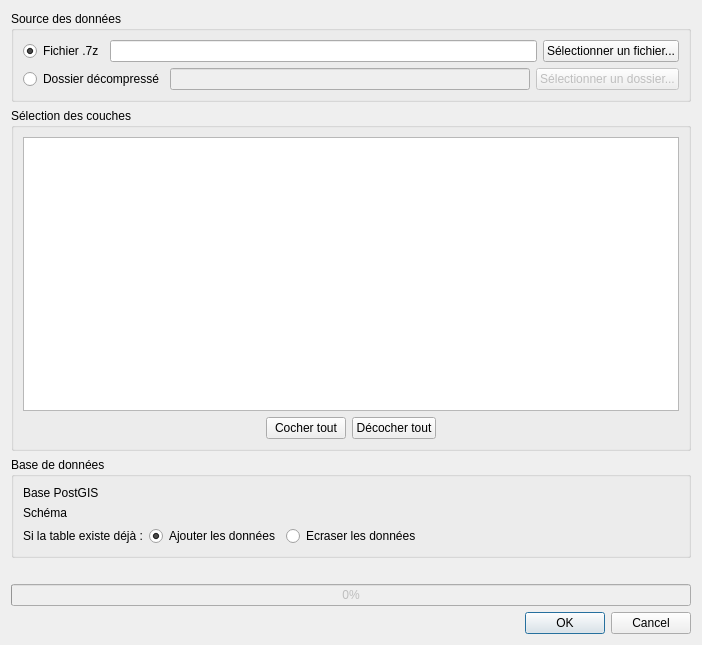
aroche/bdtopo_importer, file bdtopo_importer_dialog_base.ui: the form before one commit.
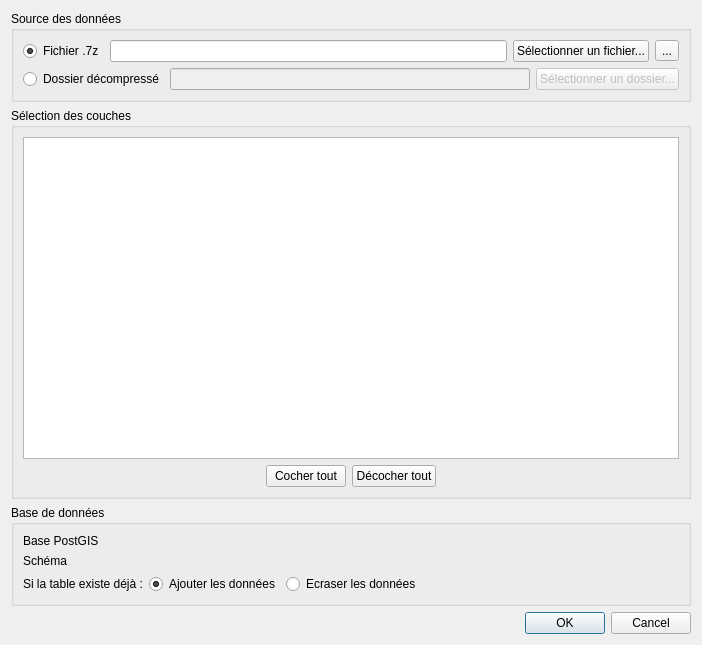
The form after the commit.

```diff
--- a/bdtopo_importer_dialog_base.ui
+++ b/bdtopo_importer_dialog_base.ui
@@ -49,6 +49,16 @@
           </property>
          </widget>
         </item>
+        <item>
+         <widget class="QToolButton" name="toolButton_extract_parameters">
+          <property name="toolTip">
+           <string>Paramètres d'extraction</string>
+          </property>
+          <property name="text">
+           <string>...</string>
+          </property>
+         </widget>
+        </item>
        </layout>
       </item>
       <item>
@@ -217,26 +227,6 @@
      </layout>
     </widget>
    </item>
-   <item>
-    <widget class="QLabel" name="label_progress">
-     <property name="enabled">
-      <bool>false</bool>
-     </property>
-     <property name="text">
-      <string/>
-     </property>
-    </widget>
-   </item>
-   <item>
-    <widget class="QProgressBar" name="progressBar">
-     <property name="enabled">
-      <bool>false</bool>
-     </property>
-     <property name="value">
-      <number>0</number>
-     </property>
-    </widget>
-   </item>
    <item>
     <widget class="QDialogButtonBox" name="button_box">
      <property name="orientation">
```
Left out of the diff: 12 changed lines with no effect on the pictures.
